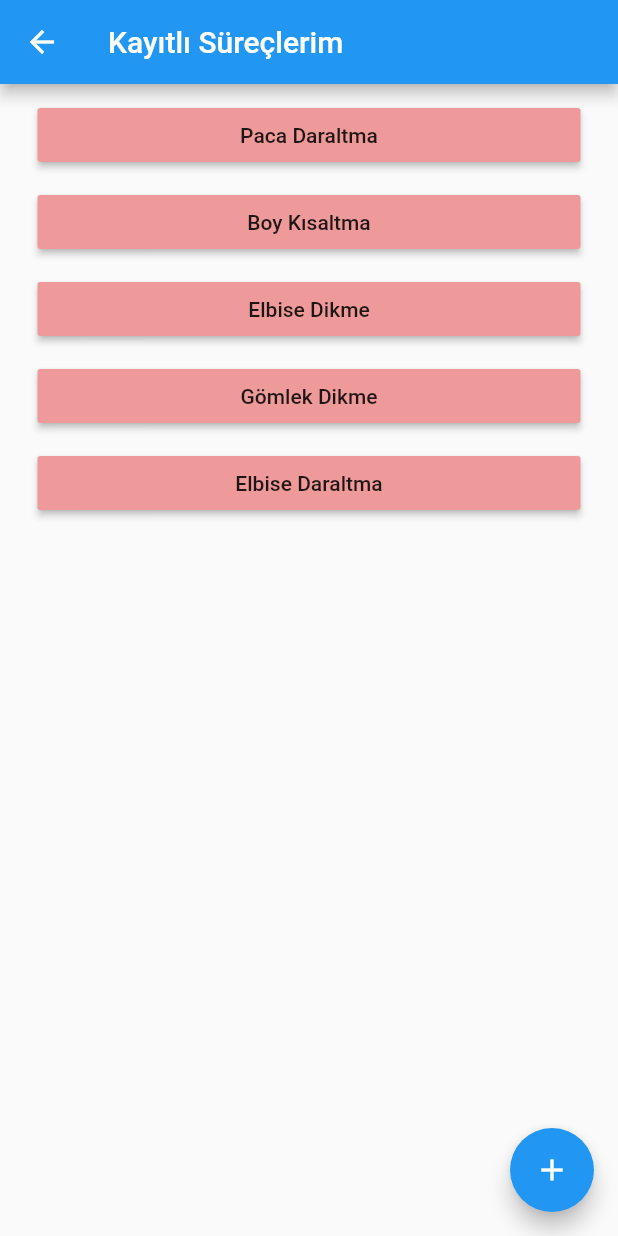
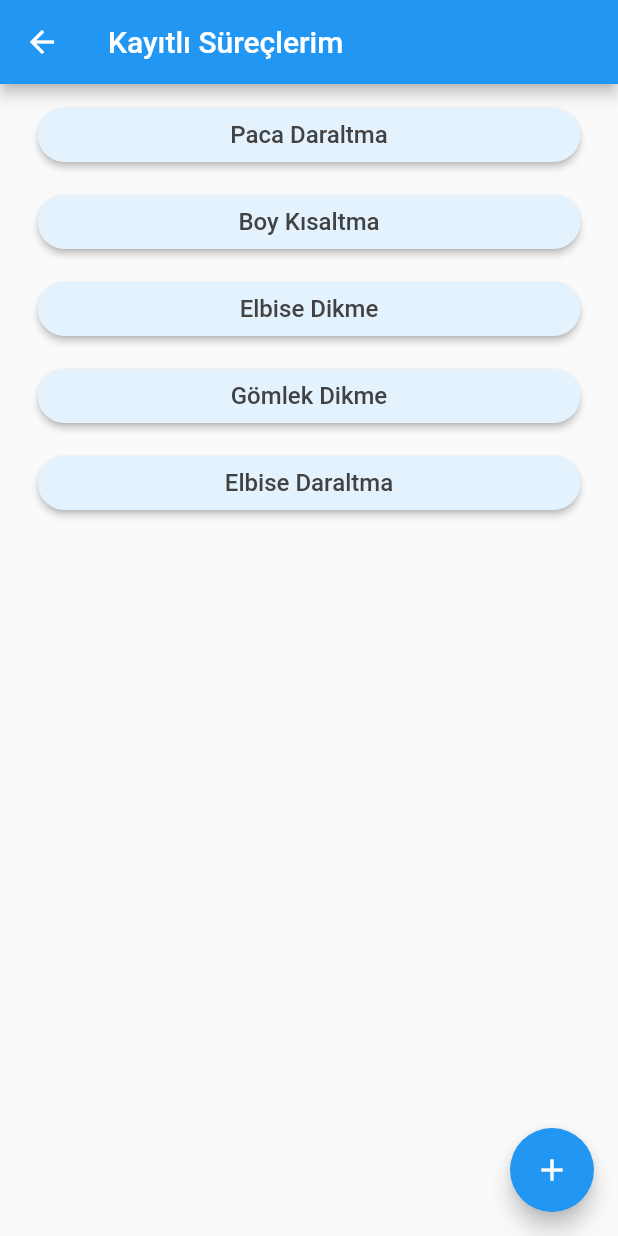
Before and after one commit to SultanSaribas/is_takip_flutter, a Flutter app: the Surec screen opened directly, on a phone screen of 412 x 824 dp. Run offline on Flutter 3.47's test engine with Material 2 defaults, Android fonts, the phone set to English and light mode, and no system bars; our stand-ins replace cloud_firestore, firebase_auth, firebase_core, fluttericon, google_fonts; accounts and stored records are empty.

Commit message:
kayitli_surec sayfası renkler değiştirildi.

```diff
--- a/lib/screens/kayitli_surec.dart
+++ b/lib/screens/kayitli_surec.dart
@@ -33,8 +33,15 @@ class _SurecState extends State<Surec> {
               padding: const EdgeInsets.only(
                   left: 25, right: 25, bottom: 0, top: 10),
               child: RaisedButton(
-                  color: Colors.red.shade200,
-                  child: Text(surecler[position]),
+                  shape: RoundedRectangleBorder(
+                    borderRadius: BorderRadius.circular(35.0),
+                  ),
+                  color: Colors.blue.shade50,
+                  child: Text(
+                    surecler[position],
+                    style:
+                        TextStyle(fontSize: 16.0, color: Colors.grey.shade800),
+                  ),
                   onPressed: () {
                     Navigator.push(context,
                         MaterialPageRoute(builder: (context) => SurecEkle()));
```
